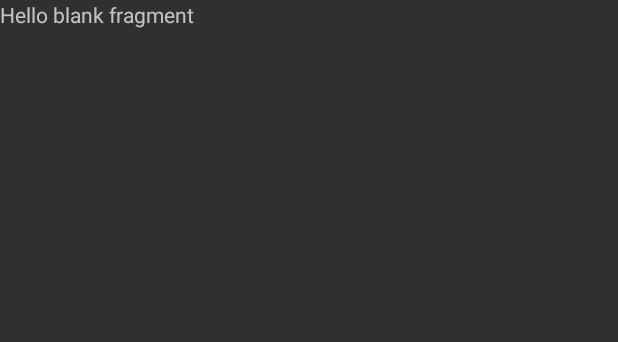
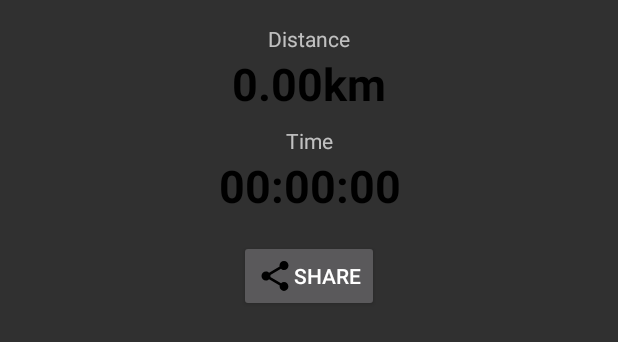
Before and after one commit to unon4all/GoogleMapsKotlin-Project, an Android app built with Jetpack Compose: the layout fragment_result.xml on its own in the app's theme, with its tools: preview values and no code run, on a phone screen of 412 x 824 dp. Shown: the top 342 px of the screen. Run offline under Robolectric (Android 15) with nearby library versions, the phone set to English and light mode, and no system bars.

Commit message:
1.2.1 - Result Fragment Layout and Share Result

```diff
--- a/app/src/main/java/com/example/googlemapsproject/fragments/maps/Maputils.kt
+++ b/app/src/main/java/com/example/googlemapsproject/fragments/maps/Maputils.kt
@@ -21,7 +21,7 @@ object MapUtils {
 
     fun calculateDistance(locationList: MutableList<LatLng>): String {
         if (locationList.size > 1) {
-            val meters = SphericalUtil.computeDistanceBetween(locationList[0], locationList.last())
+            val meters = SphericalUtil.computeDistanceBetween(locationList.first(), locationList.last())
 
             val kilometers = meters / 1000
 
--- /dev/null
+++ b/app/src/main/res/drawable/baseline_share_24.xml
@@ -0,0 +1,5 @@
+<vector xmlns:android="http://schemas.android.com/apk/res/android" android:height="24dp" android:tint="#000000" android:viewportHeight="24" android:viewportWidth="24" android:width="24dp">
+
+    <path android:fillColor="@android:color/white" android:pathData="M18,16.08c-0.76,0 -1.44,0.3 -1.96,0.77L8.91,12.7c0.05,-0.23 0.09,-0.46 0.09,-0.7s-0.04,-0.47 -0.09,-0.7l7.05,-4.11c0.54,0.5 1.25,0.81 2.04,0.81 1.66,0 3,-1.34 3,-3s-1.34,-3 -3,-3 -3,1.34 -3,3c0,0.24 0.04,0.47 0.09,0.7L8.04,9.81C7.5,9.31 6.79,9 6,9c-1.66,0 -3,1.34 -3,3s1.34,3 3,3c0.79,0 1.5,-0.31 2.04,-0.81l7.12,4.16c-0.05,0.21 -0.08,0.43 -0.08,0.65 0,1.61 1.31,2.92 2.92,2.92 1.61,0 2.92,-1.31 2.92,-2.92s-1.31,-2.92 -2.92,-2.92z"/>
+
+</vector>
--- a/app/src/main/res/layout/fragment_result.xml
+++ b/app/src/main/res/layout/fragment_result.xml
@@ -1,14 +1,75 @@
 <?xml version="1.0" encoding="utf-8"?>
-<FrameLayout xmlns:android="http://schemas.android.com/apk/res/android"
-    xmlns:tools="http://schemas.android.com/tools"
-    android:layout_width="match_parent"
-    android:layout_height="match_parent"
-    tools:context=".fragments.result.ResultFragment">
+<layout xmlns:android="http://schemas.android.com/apk/res/android"
+    xmlns:app="http://schemas.android.com/apk/res-auto"
+    xmlns:tools="http://schemas.android.com/tools">
 
-    <!-- TODO: Update blank fragment layout -->
-    <TextView
+    <data>
+
+    </data>
+
+    <androidx.constraintlayout.widget.ConstraintLayout
         android:layout_width="match_parent"
-        android:layout_height="match_parent"
-        android:text="@string/hello_blank_fragment" />
+        android:layout_height="wrap_content"
+        tools:context=".fragments.result.ResultFragment">
 
-</FrameLayout>
+
+        <TextView
+            android:id="@+id/distance_textView"
+            android:layout_width="wrap_content"
+            android:layout_height="wrap_content"
+            android:layout_marginTop="16dp"
+            android:text="@string/distance"
+            app:layout_constraintEnd_toEndOf="parent"
+            app:layout_constraintStart_toStartOf="parent"
+            app:layout_constraintTop_toTopOf="parent" />
+
+        <TextView
+            android:id="@+id/distanceValue_textView"
+            android:layout_width="wrap_content"
+            android:layout_height="wrap_content"
+            android:text="@string/_0_00km"
+            android:textColor="@color/black"
+            android:textSize="30sp"
+            android:textStyle="bold"
+            app:layout_constraintEnd_toEndOf="parent"
+            app:layout_constraintStart_toStartOf="parent"
+            app:layout_constraintTop_toBottomOf="@+id/distance_textView" />
+
+        <TextView
+            android:id="@+id/time_textView"
+            android:layout_width="wrap_content"
+            android:layout_height="wrap_content"
+            android:layout_marginTop="8dp"
+            android:text="@string/time"
+            app:layout_constraintEnd_toEndOf="parent"
+            app:layout_constraintStart_toStartOf="parent"
+            app:layout_constraintTop_toBottomOf="@+id/distanceValue_textView" />
+
+        <TextView
+            android:id="@+id/timeValue_textView"
+            android:layout_width="wrap_content"
+            android:layout_height="wrap_content"
+            android:layout_marginStart="177dp"
+            android:layout_marginEnd="176dp"
+            android:text="@string/_00_00_00"
+            android:textColor="@color/black"
+            android:textSize="30sp"
+            android:textStyle="bold"
+            app:layout_constraintEnd_toEndOf="parent"
+            app:layout_constraintStart_toStartOf="parent"
+            app:layout_constraintTop_toBottomOf="@+id/time_textView" />
+
+        <Button
+            android:id="@+id/share_button"
+            android:layout_width="wrap_content"
+            android:layout_height="wrap_content"
+            android:layout_marginTop="16dp"
+            android:layout_marginBottom="16dp"
+            android:drawableStart="@drawable/baseline_share_24"
+            android:text="@string/share"
+            app:layout_constraintBottom_toBottomOf="parent"
+            app:layout_constraintEnd_toEndOf="parent"
+            app:layout_constraintStart_toStartOf="parent"
+            app:layout_constraintTop_toBottomOf="@+id/timeValue_textView" />
+    </androidx.constraintlayout.widget.ConstraintLayout>
+</layout>
--- a/app/src/main/res/values/strings.xml
+++ b/app/src/main/res/values/strings.xml
@@ -10,4 +10,11 @@
     <string name="stop">Stop</string>
     <string name="reset">Reset</string>
     <string name="go">GO</string>
+    <string name="distance">Distance</string>
+    <string name="_0_00km">0.00km</string>
+    <string name="time">Time</string>
+    <string name="_00_00_00">00:00:00</string>
+    <string name="share">Share</string>
+
+    <string name="result">%1$s km</string>
 </resources>
```
Also changed, not shown: app/src/main/java/com/example/googlemapsproject/fragments/maps/MapsFragment.kt (+27 -2 lines), app/src/main/java/com/example/googlemapsproject/fragments/result/ResultFragment.kt (+40 -5 lines), app/src/main/java/com/example/googlemapsproject/model/Result.kt (added, +11 -0 lines), app/src/main/res/navigation/nav_graph.xml (+8 -3 lines).
